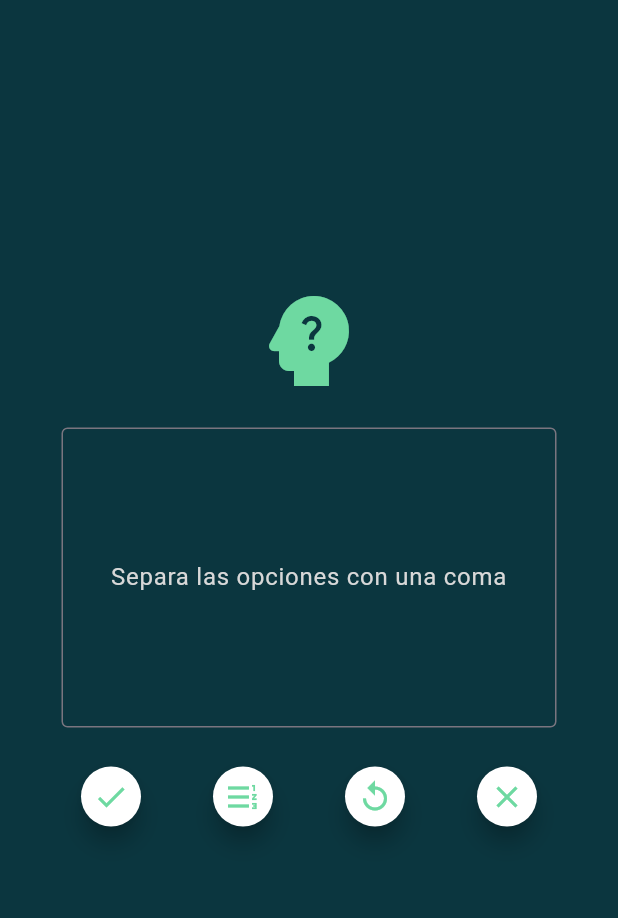
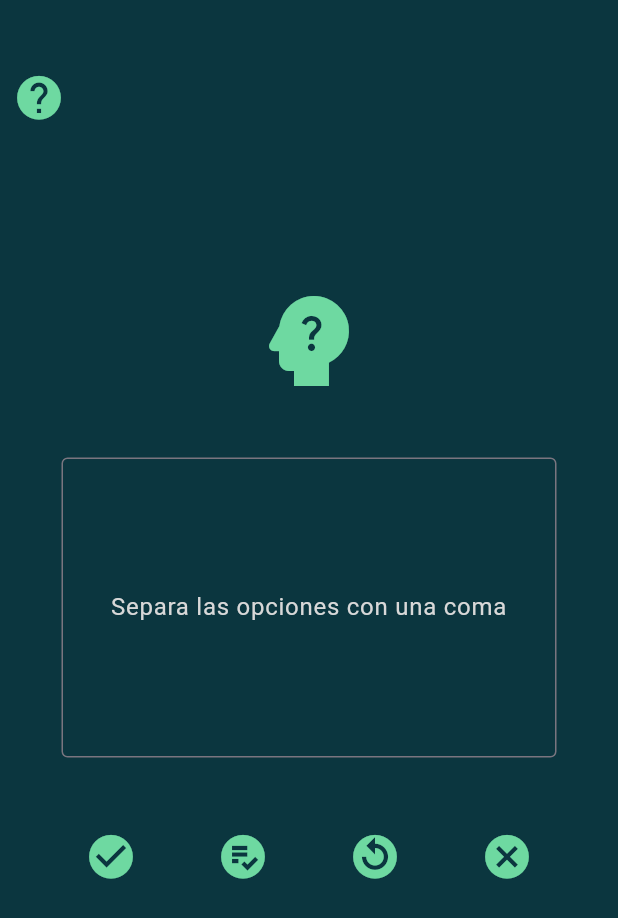
Before and after one commit to N00UK/DecisionesBetwixt, a Flutter app: the screen it shows after launch, on a phone screen of 412 x 824 dp. Shown: the top 918 px of the screen. Run offline on Flutter 3.47's test engine with Material 3 defaults, Android fonts, the phone set to English and light mode, and no system bars.

Commit message:
Se le quito el fondo a los botones y se cambiaron los iconos, a demás de agregar el botón de información con una pestaña que explica el funcionamiento de la app, también se modifico para que no se moviera la interfaz cuando se utiliza el teclado

```diff
--- a/lib/main.dart
+++ b/lib/main.dart
@@ -120,51 +120,117 @@ class _MyHomePageState extends State<MyHomePage> {
     });
   }
 
+  void info() {
+    showDialog<void>(
+        context: context,
+        builder: (BuildContext context) {
+          return const AlertDialog(
+              insetPadding: EdgeInsets.symmetric(vertical: 50),
+              content: SizedBox(
+                  width: 100,
+                  height: 300,
+                  child: Column(
+                      mainAxisAlignment: MainAxisAlignment.spaceBetween,
+                      children: [
+                        Text("DecideMe",
+                            textAlign: TextAlign.center,
+                            style: TextStyle(fontSize: 20)),
+                        Text(
+                            "Para que la aplicación funcione de una manera adecuada, separa cada idea con una coma (,) para que el sistema las reconozca como elementos distintos.",
+                            textAlign: TextAlign.justify),
+                        SizedBox(
+                            width: 400,
+                            child: Row(children: [
+                              Icon(Icons.check_circle),
+                              Text(
+                                  "Este botón elige una idea al azar\nentre las que ingresaste.")
+                            ])),
+                        SizedBox(
+                            width: 400,
+                            child: Row(children: [
+                              Icon(Icons.playlist_add_check_circle),
+                              Text("Mezcla y ordena tus ideas al azar.")
+                            ])),
+                        SizedBox(
+                            width: 400,
+                            child: Row(children: [
+                              Icon(Icons.replay_circle_filled),
+                              Text(
+                                  "Restaura las opciones que ingresaste\npor última vez.")
+                            ])),
+                        SizedBox(
+                            width: 400,
+                            child: Row(children: [
+                              Icon(Icons.cancel),
+                              Text("Limpia todas las ideas ingresadas.")
+                            ]))
+                      ])));
+        });
+  }
+
   @override
   Widget build(BuildContext context) {
     return Scaffold(
+        resizeToAvoidBottomInset: false,
         backgroundColor: const Color.fromARGB(255, 11, 54, 63),
         body: Center(
             child: SizedBox(
                 width: 400,
-                height: 450,
+                height: 750,
                 child: Column(
                     mainAxisAlignment: MainAxisAlignment.spaceBetween,
                     children: [
-                      const Icon(Icons.psychology_alt,
-                          color: Color.fromARGB(255, 110, 217, 161), size: 80),
-                      campoText(opcionUn, 'Separa las opciones con una coma'),
+                      Row(children: [boton(() => info(), Icons.help)]),
+                      SizedBox(
+                          height: 600,
+                          child: Column(
+                              mainAxisAlignment: MainAxisAlignment.spaceBetween,
+                              children: [
+                                const SizedBox(
+                                    child: Icon(Icons.psychology_alt,
+                                        color:
+                                            Color.fromARGB(255, 110, 217, 161),
+                                        size: 80)),
+                                campoText(opcionUn,
+                                    'Separa las opciones con una coma'),
                                 SizedBox(
                                     width: 600,
                                     child: Row(
-                              mainAxisAlignment: MainAxisAlignment.spaceEvenly,
+                                        mainAxisAlignment:
+                                            MainAxisAlignment.spaceEvenly,
                                         children: [
                                           boton(() {
                                             guardar();
                                             elegirOpcion();
-                                }, Icons.done),
+                                          }, Icons.check_circle),
                                           boton(() {
                                             guardar();
                                             lista();
-                                }, Icons.format_list_numbered_rtl),
-                                boton(() => recuperar(), Icons.replay),
-                                boton(() => limpiar(), Icons.clear)
+                                          }, Icons.playlist_add_check_circle),
+                                          boton(() => recuperar(),
+                                              Icons.replay_circle_filled),
+                                          boton(() => limpiar(), Icons.cancel)
                                         ])),
                                 isLoading
                                     ? const CircularProgressIndicator(
-                              valueColor: AlwaysStoppedAnimation<Color>(
+                                        valueColor: AlwaysStoppedAnimation<
+                                                Color>(
                                             Color.fromARGB(255, 110, 217, 161)))
                                     : SizedBox(
                                         width: 340,
-                              height: 60,
+                                        height: 150,
+                                        child: Center(
                                             child: Scrollbar(
                                                 child: SingleChildScrollView(
                                                     physics:
                                                         const AlwaysScrollableScrollPhysics(),
                                                     child: Text(decision,
-                                          textAlign: TextAlign.center,
+                                                        textAlign:
+                                                            TextAlign.center,
                                                         style: const TextStyle(
-                                              color: Colors.white)))))
+                                                            color: Colors
+                                                                .white))))))
+                              ])),
                     ]))));
   }
 }
@@ -192,7 +258,9 @@ boton(VoidCallback funcion, IconData icono) {
       width: 40,
       child: FloatingActionButton(
           shape: const CircleBorder(),
-          backgroundColor: Colors.white,
+          backgroundColor: Colors.transparent,
+          elevation: 0,
           onPressed: funcion,
-          child: Icon(icono, color: const Color.fromARGB(255, 110, 217, 161))));
+          child: Icon(icono,
+              color: const Color.fromARGB(255, 110, 217, 161), size: 35)));
 }
```
Lines whose indentation alone changed are shown as unchanged.
